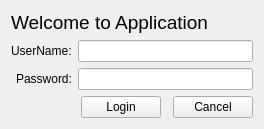
Above: ui/auth.ui from kiozet/TaskManagerWithAI before the change. Below: the same form after it.
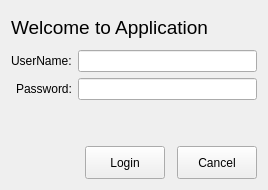
That is the form after the change.

Diff of the .ui file:
```diff
--- a/ui/auth.ui
+++ b/ui/auth.ui
@@ -6,8 +6,8 @@
    <rect>
     <x>0</x>
     <y>0</y>
-    <width>264</width>
-    <height>128</height>
+    <width>268</width>
+    <height>190</height>
    </rect>
   </property>
   <property name="sizePolicy">
```
